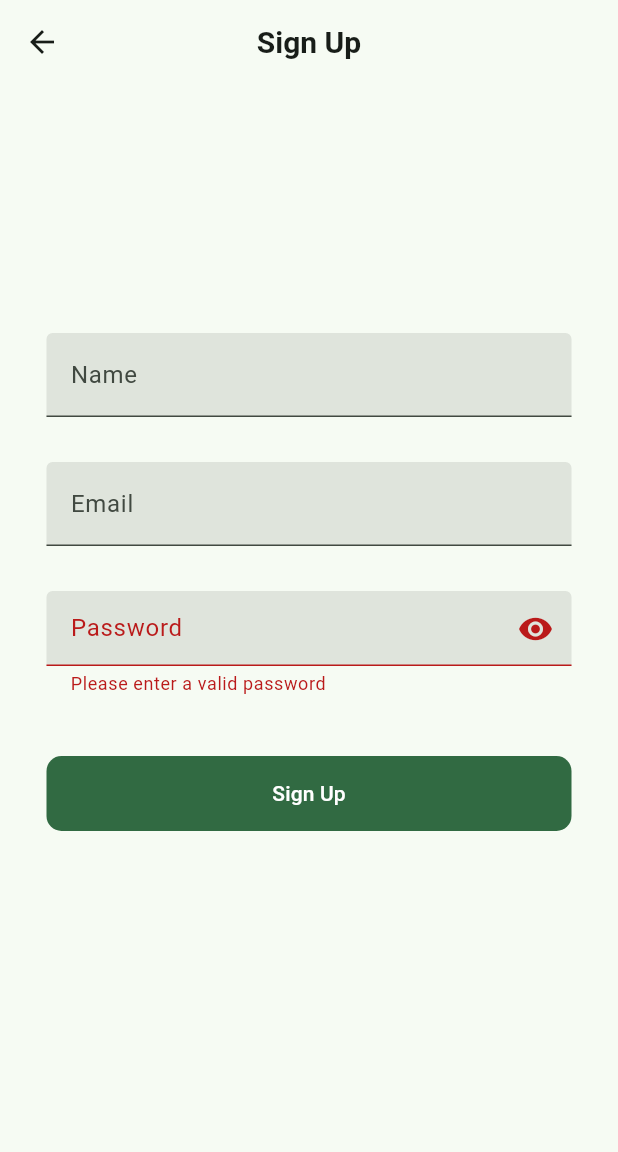
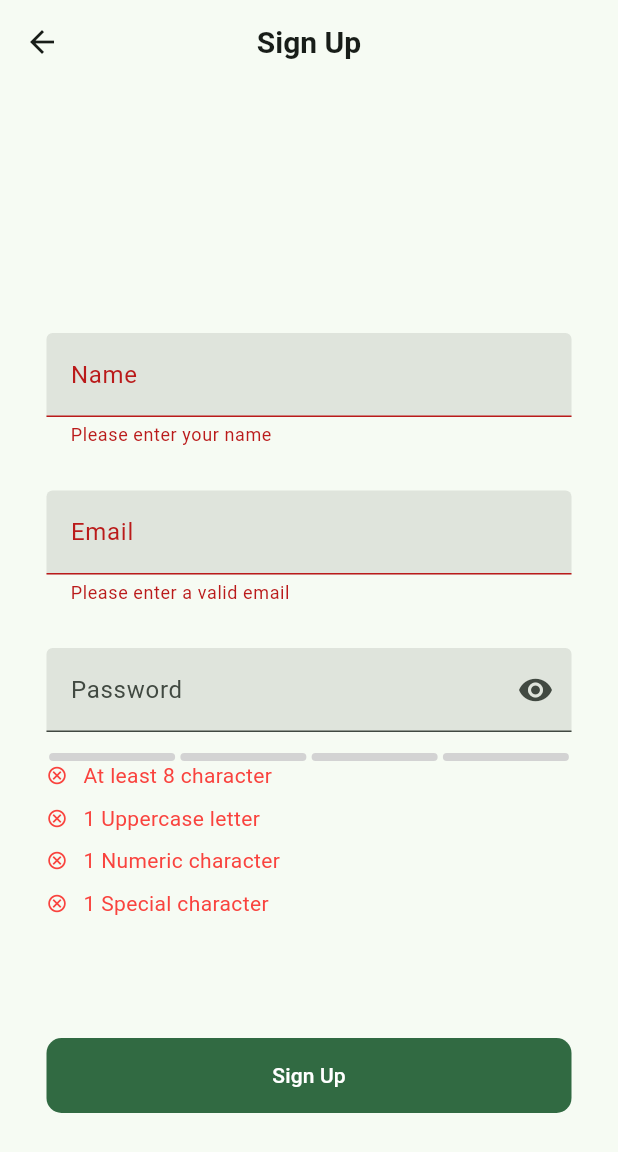
Before and after one commit to plantngo/plantngo_mobile, a Flutter app: the SignUpScreen screen opened by its route, after a tap on "Sign Up", on a phone screen of 412 x 824 dp. Shown: the top 1152 px of the screen. Run offline on Flutter 3.47's test engine with Material 2 defaults, Android fonts, the phone set to English and light mode, and no system bars; drawn by our look-alikes of flutter_pw_validator; our stand-ins replace email_validator; missing offline and left inert: dart:ffi.

Commit message:
Added Email & Password Validation

```diff
--- a/lib/screens/login/signup_screen.dart
+++ b/lib/screens/login/signup_screen.dart
@@ -1,6 +1,8 @@
 import 'package:flutter/material.dart';
 import 'package:http/http.dart' as http;
 import '../../services/auth_service.dart';
+import 'package:email_validator/email_validator.dart';
+import 'package:flutter_pw_validator/flutter_pw_validator.dart';
 
 class SignUpScreen extends StatefulWidget {
   static const routeName = '/signup';
@@ -63,26 +65,39 @@ class _SignUpScreenState extends State<SignUpScreen> {
                         borderRadius: BorderRadius.circular(8),
                       ),
                       width: 350,
-                      height: 70,
+                      height: 100,
                       child: TextFormField(
                         controller: _nameController,
                         decoration: const InputDecoration(
                             filled: true, labelText: "Name"),
+                        validator: ((value) {
+                          if (value == null || value.isEmpty) {
+                            return 'Please enter your name';
+                          }
+                        }),
                       ),
                     ),
-                    const SizedBox(height: 16),
+                    const SizedBox(height: 5),
                     Container(
                       decoration: BoxDecoration(
                         borderRadius: BorderRadius.circular(8),
                       ),
                       width: 350,
-                      height: 70,
+                      height: 100,
                       child: TextFormField(
-                          controller: _emailController,
-                          decoration: const InputDecoration(
-                              filled: true, labelText: "Email")),
+                        controller: _emailController,
+                        decoration: const InputDecoration(
+                            filled: true, labelText: "Email"),
+                        validator: ((value) {
+                          if (value == null ||
+                              value.isEmpty ||
+                              !EmailValidator.validate(value)) {
+                            return 'Please enter a valid email';
+                          }
+                        }),
+                      ),
                     ),
-                    const SizedBox(height: 16),
+                    const SizedBox(height: 5),
                     Container(
                       decoration: BoxDecoration(
                         borderRadius: BorderRadius.circular(8),
@@ -106,15 +121,24 @@ class _SignUpScreenState extends State<SignUpScreen> {
                           ),
                         ),
                         obscureText: _isObscure,
-                        validator: ((value) {
-                          if (value == null || value.isEmpty) {
-                            return 'Please enter a valid password';
-                          } else if (value.length < 8) {
-                            return 'The password must have a minimum of 8 characters';
-                          }
-                        }),
+                        // validator: ((value) {
+                        //   if (value == null || value.isEmpty) {
+                        //     return 'Please enter a valid password';
+                        //   } else if (value.length < 8) {
+                        //     return 'The password must have a minimum of 8 characters';
+                        //   }
+                        // }),
                       ),
                     ),
+                    FlutterPwValidator(
+                        controller: _passwordController,
+                        minLength: 8,
+                        uppercaseCharCount: 1,
+                        numericCharCount: 1,
+                        specialCharCount: 1,
+                        width: 350,
+                        height: 150,
+                        onSuccess: () {}),
                     const SizedBox(height: 40),
                     SizedBox(
                       width: 350,
--- a/pubspec.yaml
+++ b/pubspec.yaml
@@ -36,6 +36,8 @@ dependencies:
   http: ^0.13.5
   json_annotation: ^4.6.0
   provider: ^6.0.3
+  email_validator: ^2.1.16
+  flutter_pw_validator: ^1.4.2
 
 dev_dependencies:
   flutter_test:
```
Also changed, not shown: pubspec.lock.
